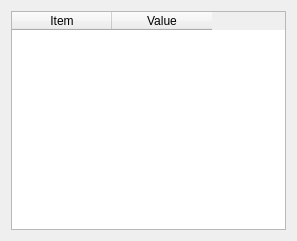
First picture: the form in plugins/playerplugin/SourcePlugins/PluginGps.ui, repository ujigis/qgismapper, before the edit.
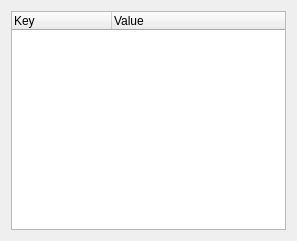
Second picture: the form after the edit.

Commit message: Converted table to tree widget in GPS plugin for slightly nicer output

```diff
--- a/plugins/playerplugin/SourcePlugins/PluginGps.ui
+++ b/plugins/playerplugin/SourcePlugins/PluginGps.ui
@@ -14,26 +14,23 @@
   </property>
   <layout class="QVBoxLayout" name="verticalLayout" >
    <item>
-    <widget class="QTableWidget" name="info_tableWidget" >
-     <property name="enabled" >
+    <widget class="QTreeWidget" name="info_treeWidget">
+     <property name="enabled">
       <bool>true</bool>
      </property>
      <property name="editTriggers" >
       <set>QAbstractItemView::NoEditTriggers</set>
      </property>
-     <property name="cornerButtonEnabled" >
+     <property name="rootIsDecorated">
       <bool>false</bool>
      </property>
-     <property name="columnCount" >
-      <number>2</number>
-     </property>
      <column>
-      <property name="text" >
-       <string>Item</string>
+      <property name="text">
+       <string>Key</string>
       </property>
      </column>
      <column>
-      <property name="text" >
+      <property name="text">
        <string>Value</string>
       </property>
      </column>
```
Left out of the diff: 13 changed lines with no effect on the pictures. The commit also changes 1 other file.
